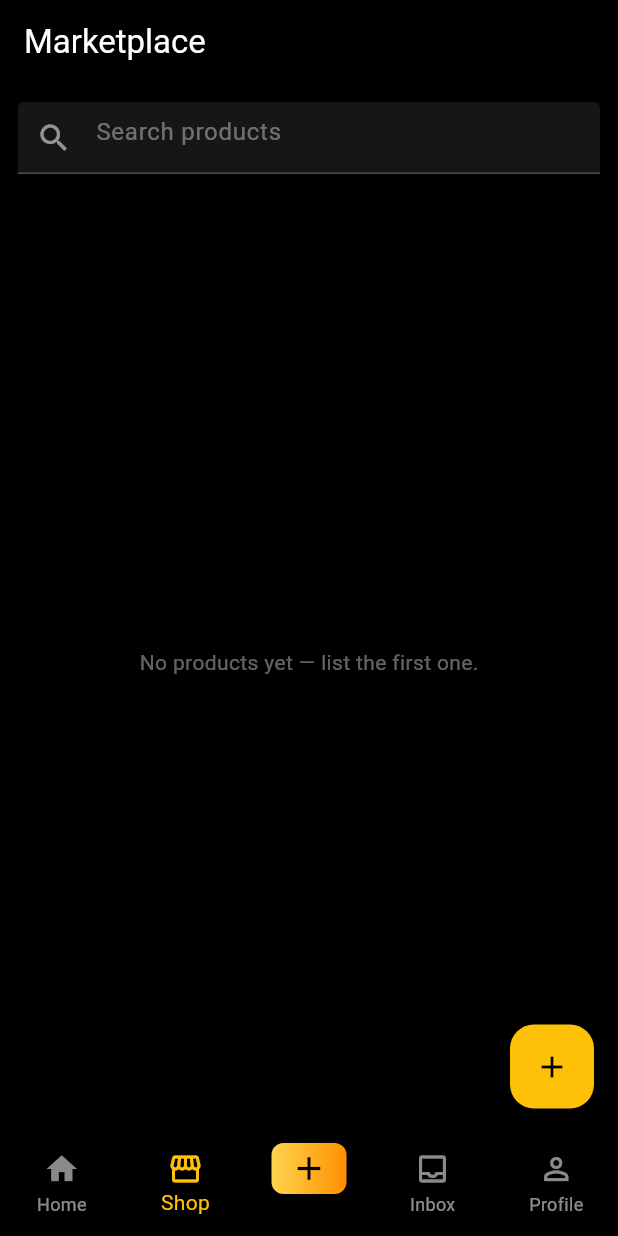
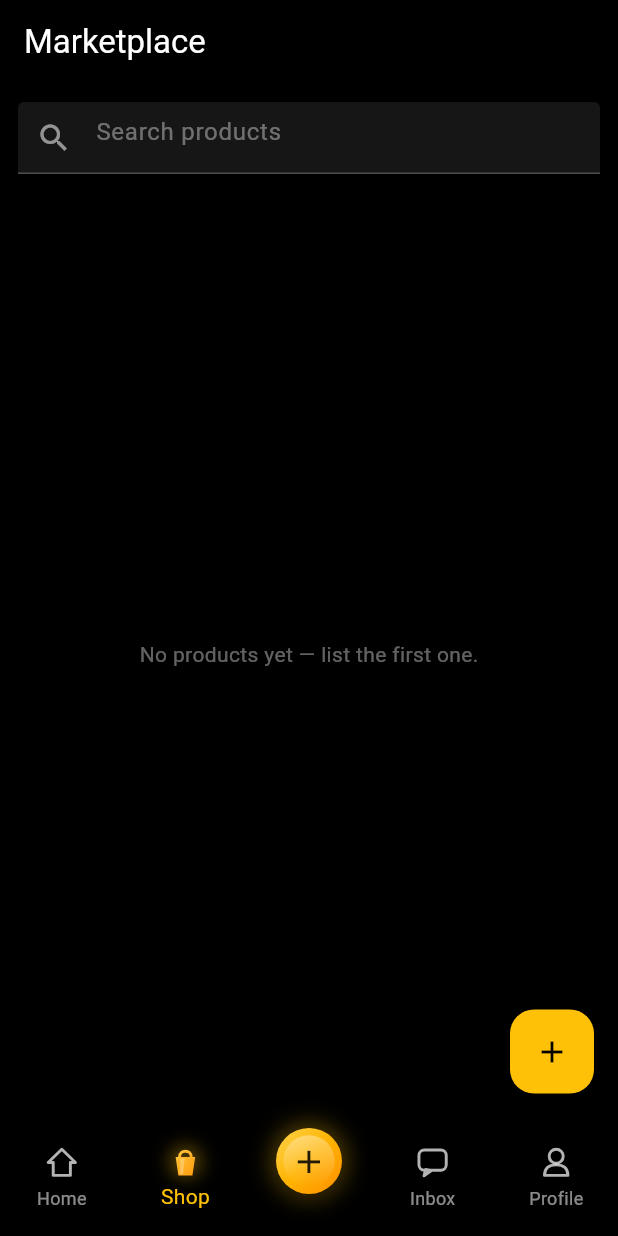
Before and after one commit to kilomene/Nova, a Flutter app: the MainShell screen opened directly, item 2 of the bottom bar chosen, on a phone screen of 412 x 824 dp. Run offline on Flutter 3.47's test engine with Material 3 defaults, Android fonts, the phone set to English and light mode, and no system bars; our stand-ins replace fc_native_video_thumbnail, file_picker, firebase_auth, firebase_core, firebase_messaging, google_sign_in and 3 more; missing offline and left inert: bip39, bs58, cryptography, pointycastle, tflite_flutter and 1 more; accounts and stored records are empty; network calls fail.

Commit message:
v2: premium bottom nav icons

```diff
--- a/app/lib/screens/shell.dart
+++ b/app/lib/screens/shell.dart
@@ -2,6 +2,7 @@ import 'package:flutter/material.dart';
 import 'package:provider/provider.dart';
 
 import '../state/app_state.dart';
+import '../widgets/nova_icons.dart';
 import 'feed.dart';
 import 'inbox.dart';
 import 'live.dart';
@@ -51,23 +52,30 @@ class _MainShellState extends State<MainShell> {
         currentIndex: _index,
         onTap: _onTap,
         items: [
-          const BottomNavigationBarItem(icon: Icon(Icons.home), label: 'Home'),
-          const BottomNavigationBarItem(icon: Icon(Icons.storefront), label: 'Shop'),
           BottomNavigationBarItem(
-            icon: Container(
-              padding: const EdgeInsets.symmetric(horizontal: 12, vertical: 4),
-              decoration: BoxDecoration(
-                gradient: const LinearGradient(
-                  colors: [Color(0xFFFFD54F), Color(0xFFFF8F00)],
-                ),
-                borderRadius: BorderRadius.circular(8),
-              ),
-              child: const Icon(Icons.add, color: Colors.black, size: 26),
-            ),
+            icon: NovaIcon.home(active: false, size: 26),
+            activeIcon: const NovaIcon.home(active: true, size: 26),
+            label: 'Home',
+          ),
+          BottomNavigationBarItem(
+            icon: NovaIcon.shop(active: false, size: 26),
+            activeIcon: const NovaIcon.shop(active: true, size: 26),
+            label: 'Shop',
+          ),
+          const BottomNavigationBarItem(
+            icon: NovaCreateButton(size: 44),
             label: '',
           ),
-          const BottomNavigationBarItem(icon: Icon(Icons.inbox_outlined), label: 'Inbox'),
-          const BottomNavigationBarItem(icon: Icon(Icons.person_outline), label: 'Profile'),
+          BottomNavigationBarItem(
+            icon: NovaIcon.inbox(active: false, size: 26),
+            activeIcon: const NovaIcon.inbox(active: true, size: 26),
+            label: 'Inbox',
+          ),
+          BottomNavigationBarItem(
+            icon: NovaIcon.profile(active: false, size: 26),
+            activeIcon: const NovaIcon.profile(active: true, size: 26),
+            label: 'Profile',
+          ),
         ],
       ),
     );
```
